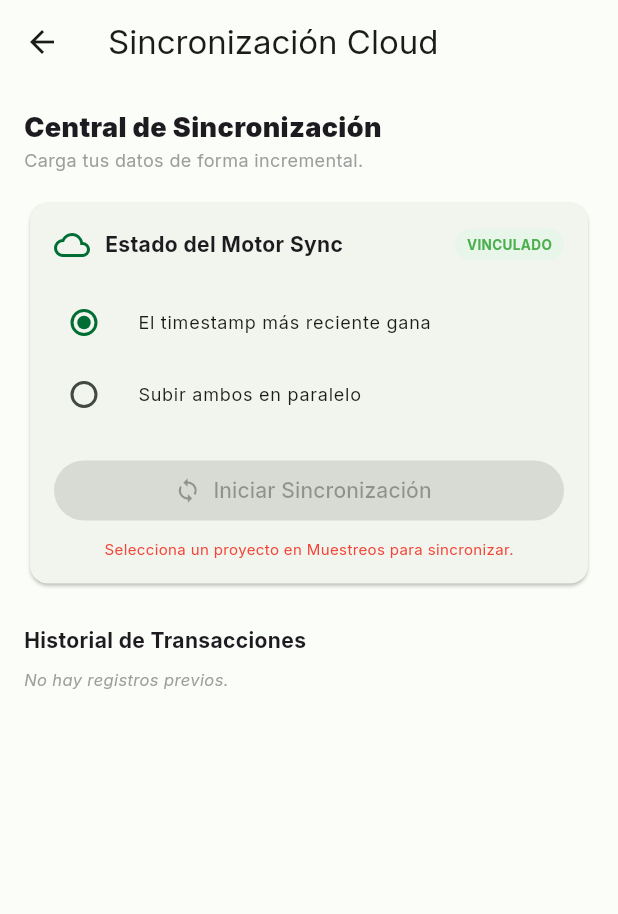
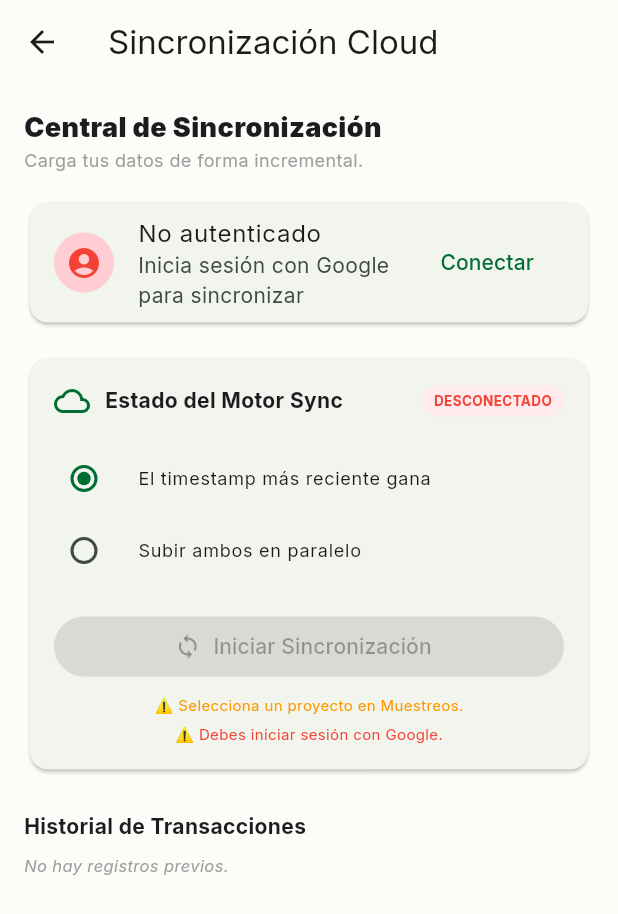
Before and after one commit to Santag207/BirdSample, a Flutter app: the SyncScreen screen opened directly, on a phone screen of 412 x 824 dp. Shown: the top 914 px of the screen. Run offline on Flutter 3.47's test engine with Material 3 defaults, Android fonts, the phone set to English and light mode, and no system bars; our stand-ins replace audioplayers, geolocator, google_fonts, google_generative_ai, google_sign_in, image_picker and 3 more; missing offline and left inert: extension_google_sign_in_as_googleapis_auth, googleapis, record; accounts and stored records are empty; network calls fail.

Commit message:
Implement Google Drive cloud synchronization
- Add google_sign_in and googleapis dependencies.
- Create GoogleDriveService for authentication and file management on Drive.
- Integrate Google Drive upload into the incremental sync process.
- Update UI to support Google account login/logout and show sync status.
- Ensure files are updated on Drive instead of creating duplicates.
- Support silent sign-in on app startup.

```diff
--- a/lib/ui/screens/sync_screen.dart
+++ b/lib/ui/screens/sync_screen.dart
@@ -27,6 +27,8 @@
             const Text('Central de Sincronización', style: TextStyle(fontWeight: FontWeight.w900, fontSize: 18)),
             const Text('Carga tus datos de forma incremental.', style: TextStyle(fontSize: 12, color: Colors.grey)),
             const SizedBox(height: 16),
+            _buildGoogleAccount(provider),
+            const SizedBox(height: 16),
             _buildSyncControl(context, provider),
             const SizedBox(height: 24),
             const Text('Historial de Transacciones', style: TextStyle(fontWeight: FontWeight.bold, fontSize: 14)),
@@ -38,8 +40,26 @@
     );
   }
 
+  Widget _buildGoogleAccount(BirdProvider provider) {
+    return Card(
+      child: ListTile(
+        leading: CircleAvatar(
+          backgroundColor: Colors.red.shade100,
+          child: const Icon(Icons.account_circle, color: Colors.red),
+        ),
+        title: Text(provider.googleUser?.displayName ?? 'No autenticado'),
+        subtitle: Text(provider.googleUser?.email ?? 'Inicia sesión con Google para sincronizar'),
+        trailing: provider.googleUser == null
+            ? TextButton(onPressed: () => provider.loginWithGoogle(), child: const Text('Conectar'))
+            : TextButton(onPressed: () => provider.logoutFromGoogle(), child: const Text('Salir')),
+      ),
+    );
+  }
+
   Widget _buildSyncControl(BuildContext context, BirdProvider provider) {
     final theme = Theme.of(context);
+    final bool isReady = provider.selectedProject != null && provider.googleUser != null;
+
     return Card(
       child: Padding(
         padding: const EdgeInsets.all(16.0),
@@ -57,8 +77,18 @@
                 ),
                 Container(
                   padding: const EdgeInsets.symmetric(horizontal: 8, vertical: 4),
-                  decoration: BoxDecoration(color: Colors.green.shade50, borderRadius: BorderRadius.circular(20)),
-                  child: const Text('VINCULADO', style: TextStyle(fontSize: 9, fontWeight: FontWeight.bold, color: Colors.green)),
+                  decoration: BoxDecoration(
+                    color: provider.googleUser != null ? Colors.green.shade50 : Colors.red.shade50,
+                    borderRadius: BorderRadius.circular(20),
+                  ),
+                  child: Text(
+                    provider.googleUser != null ? 'VINCULADO' : 'DESCONECTADO',
+                    style: TextStyle(
+                      fontSize: 9,
+                      fontWeight: FontWeight.bold,
+                      color: provider.googleUser != null ? Colors.green : Colors.red,
+                    ),
+                  ),
                 )
               ],
             ),
@@ -78,7 +108,7 @@
               SizedBox(
                 width: double.infinity,
                 child: FilledButton.icon(
-                  onPressed: provider.selectedProject == null ? null : () => provider.performIncrementalSync(),
+                  onPressed: !isReady ? null : () => provider.performIncrementalSync(),
                   icon: const Icon(Icons.sync),
                   label: const Text('Iniciar Sincronización'),
                 ),
@@ -86,8 +116,13 @@
             if (provider.selectedProject == null)
               const Padding(
                 padding: EdgeInsets.only(top: 8.0),
-                child: Text('Selecciona un proyecto en Muestreos para sincronizar.', style: TextStyle(fontSize: 10, color: Colors.red)),
-              )
+                child: Text('⚠️ Selecciona un proyecto en Muestreos.', style: TextStyle(fontSize: 10, color: Colors.orange)),
+              ),
+            if (provider.googleUser == null)
+              const Padding(
+                padding: EdgeInsets.only(top: 4.0),
+                child: Text('⚠️ Debes iniciar sesión con Google.', style: TextStyle(fontSize: 10, color: Colors.red)),
+              ),
           ],
         ),
       ),
--- a/pubspec.yaml
+++ b/pubspec.yaml
@@ -52,6 +52,10 @@
   cached_network_image: ^3.4.1
   url_launcher: ^6.3.2
   google_fonts: ^8.1.0
+  google_sign_in: ^6.2.1
+  googleapis: ^13.1.0
+  googleapis_auth: ^1.6.0
+  extension_google_sign_in_as_googleapis_auth: ^2.0.12
 
 dev_dependencies:
   flutter_test:
```
Also changed, not shown: lib/providers/bird_provider.dart (+75 -3 lines), lib/services/google_drive_service.dart (added, +109 -0 lines), pubspec.lock, 3 other files.
